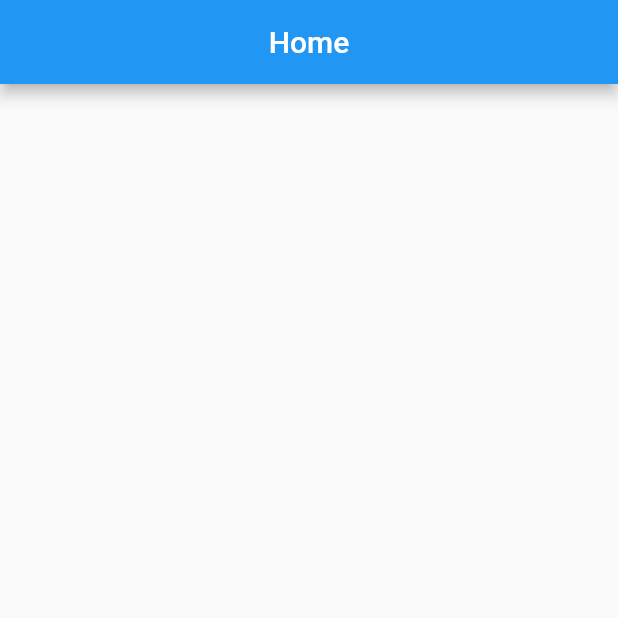
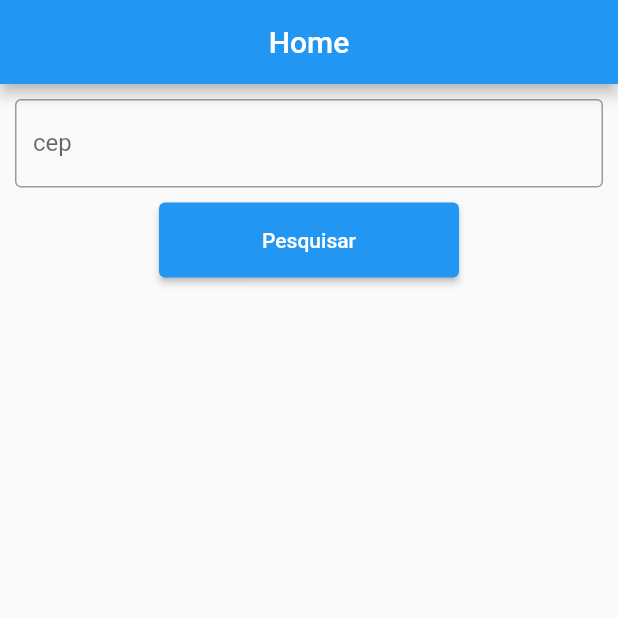
Before and after one commit to EduardoMoreira26/Flutter-ViaCep-API, a Flutter app: the screen it shows after launch, on a phone screen of 412 x 824 dp, the top half of it. Run offline on Flutter 3.47's test engine with Material 2 defaults, Android fonts, the phone set to English and light mode, and no system bars.

Commit message:
first commit

```diff
--- a/lib/home_page.dart
+++ b/lib/home_page.dart
@@ -8,6 +8,8 @@ class HomePage extends StatefulWidget {
 }
 
 class _HomePageState extends State<HomePage> {
+  final textController = TextEditingController();
+
   @override
   Widget build(BuildContext context) {
     return Scaffold(
@@ -18,7 +20,32 @@ class _HomePageState extends State<HomePage> {
       ),
       body: Container(
         height: double.infinity,
-
+        padding: EdgeInsets.all(10),
+        alignment: Alignment.center,
+        child: Column(
+          children: [
+            TextField(
+              controller: textController,
+              decoration: InputDecoration(
+                  border: OutlineInputBorder(), labelText: 'cep'),
+            ),
+            SizedBox(height: 10),
+            Container(
+              height: 50,
+              width: 200,
+              child: ElevatedButton(
+                  onPressed: () {
+                    // searchCep(textController.text);
+                  },
+                  child: Text('Pesquisar')),
+            ),
+            SizedBox(height: 20),
+               SizedBox(height: 20),
+              //  if (isLoading) Expanded(child: Center(child: CircularProgressIndicator())),
+              //   if (error != null) Text(error, style: TextStyle(color: Colors.black),),
+              //   if (!isLoading && cepResult.isNotEmpty) Text("Cidade: ${cepResult['localidade']}"),
+          ],
+        ),
       ),
     );
   }
```
